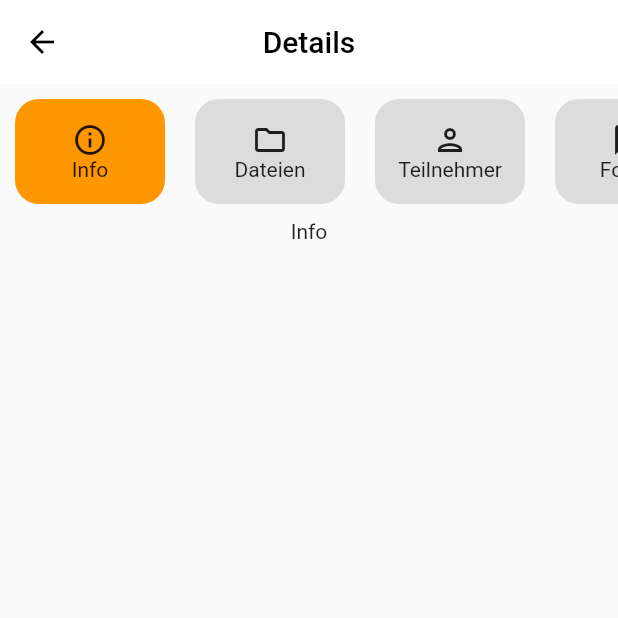
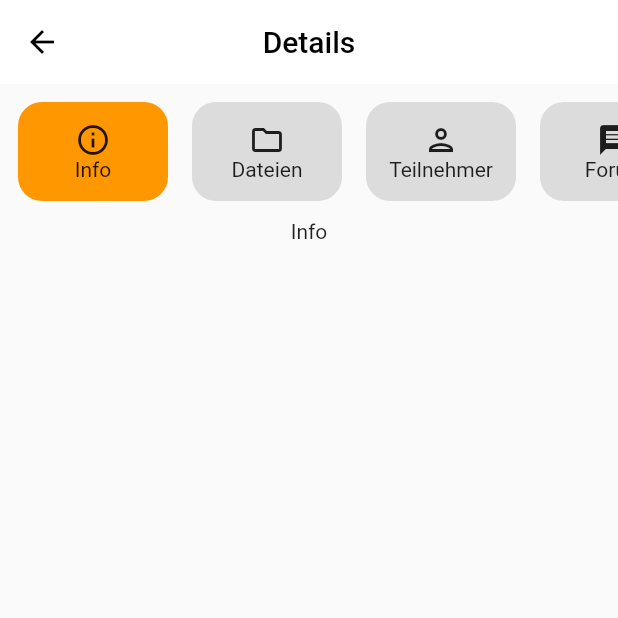
Before and after one commit to LeonManolo/StudIP-App, a Flutter app: the CourseDetailsPage screen opened directly, on a phone screen of 412 x 824 dp, the top half of it. Run offline on Flutter 3.47's test engine with Material 2 defaults, Android fonts, the phone set to English and light mode, and no system bars; our stand-ins replace bloc, equatable, eva_icons_flutter, flutter_bloc, flutter_spinkit, logger and 1 more; missing offline and left inert: dart:ffi, flow_builder, jwt_decode, oauth2_client.

Commit message:
Use AppSpacing

```diff
--- a/lib/courses/details/view/course_details_page.dart
+++ b/lib/courses/details/view/course_details_page.dart
@@ -1,3 +1,4 @@
+import 'package:app_ui/app_ui.dart';
 import 'package:flutter/material.dart';
 import 'package:flutter_bloc/flutter_bloc.dart';
 import 'package:studipadawan/courses/details/bloc/course_details_bloc.dart';
@@ -20,9 +21,9 @@ class CourseDetailsPage extends StatelessWidget {
                 SizedBox(
                   height: 90,
                   child: ListView.separated(
-                    padding: const EdgeInsets.all(10),
+                    padding: const EdgeInsets.all(AppSpacing.md),
                     separatorBuilder: (context, index) => const SizedBox(
-                      width: 20,
+                      width: AppSpacing.lg,
                     ),
                     scrollDirection: Axis.horizontal,
                     itemCount: context.read<CourseDetailsBloc>().allTabs.length,
```
